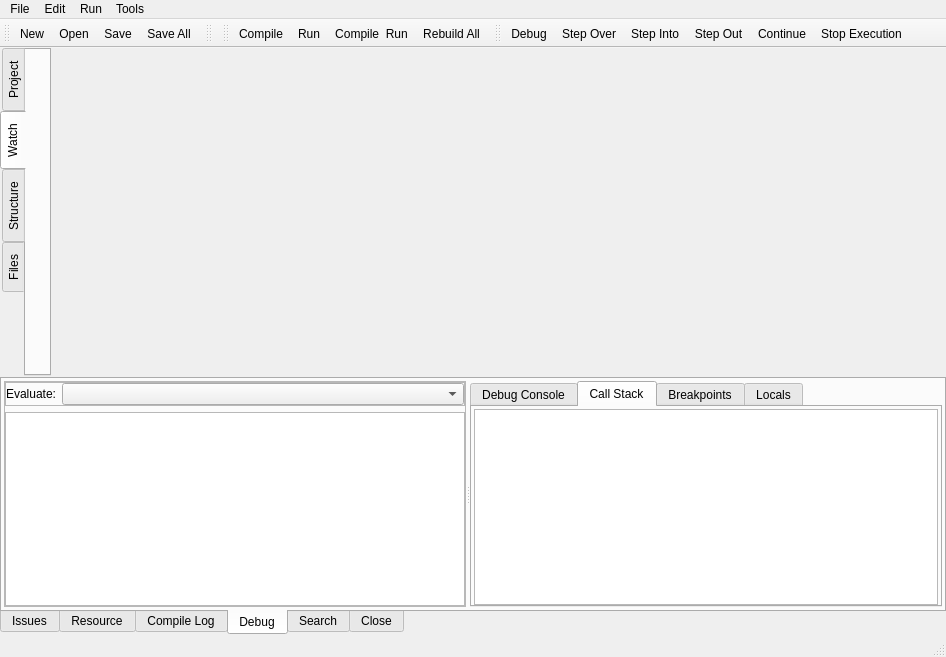
First picture: the form in RedPandaIDE/mainwindow.ui, repository royqh1979/RedPanda-CPP, before the edit.
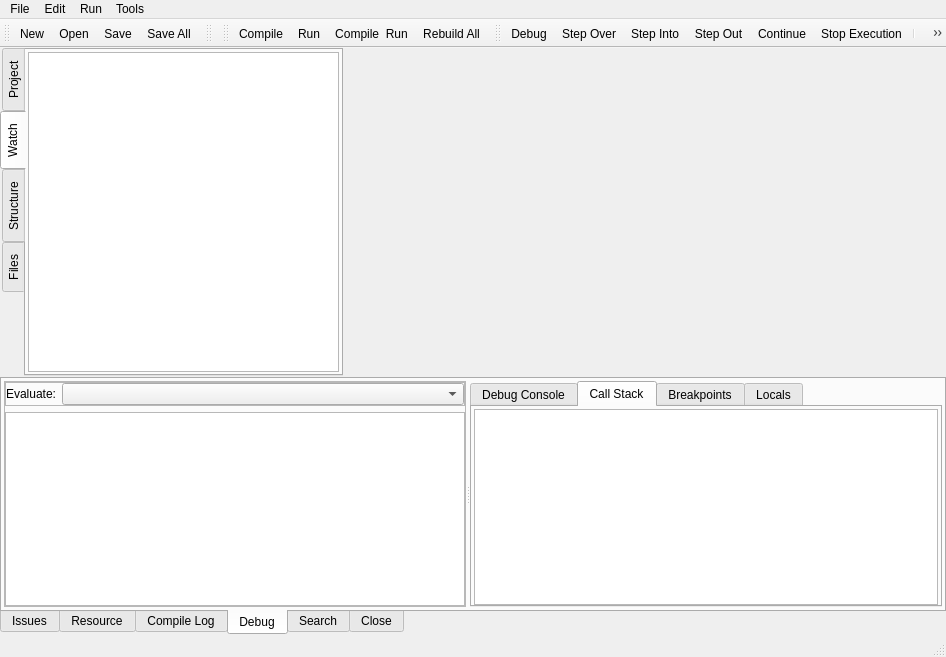
Second picture: the form after the edit. The open tabs and pages were chosen to show the change. Icons and pictures are not drawn. Custom widgets are drawn as their Qt base class.

```diff
--- a/RedPandaIDE/mainwindow.ui
+++ b/RedPandaIDE/mainwindow.ui
@@ -99,6 +99,33 @@
             <attribute name="title">
              <string>Watch</string>
             </attribute>
+            <layout class="QHBoxLayout" name="horizontalLayout_10">
+             <property name="leftMargin">
+              <number>2</number>
+             </property>
+             <property name="topMargin">
+              <number>2</number>
+             </property>
+             <property name="rightMargin">
+              <number>2</number>
+             </property>
+             <property name="bottomMargin">
+              <number>2</number>
+             </property>
+             <item>
+              <widget class="QTreeView" name="watchView">
+               <property name="editTriggers">
+                <set>QAbstractItemView::NoEditTriggers</set>
+               </property>
+               <property name="wordWrap">
+                <bool>true</bool>
+               </property>
+               <attribute name="headerVisible">
+                <bool>false</bool>
+               </attribute>
+              </widget>
+             </item>
+            </layout>
            </widget>
            <widget class="QWidget" name="tabStructure">
             <attribute name="title">
@@ -629,6 +656,12 @@
    <property name="windowTitle">
     <string>toolBar</string>
    </property>
+   <property name="iconSize">
+    <size>
+     <width>24</width>
+     <height>24</height>
+    </size>
+   </property>
    <attribute name="toolBarArea">
     <enum>TopToolBarArea</enum>
    </attribute>
@@ -641,6 +674,8 @@
    <addaction name="actionStep_Out"/>
    <addaction name="actionContinue"/>
    <addaction name="actionStop_Execution"/>
+   <addaction name="separator"/>
+   <addaction name="actionAdd_Watch"/>
   </widget>
   <action name="actionNew">
    <property name="icon">
@@ -1003,6 +1038,16 @@
     <string>F4</string>
    </property>
   </action>
+  <action name="actionAdd_Watch">
+   <property name="icon">
+    <iconset>
+     <normalon>:/icons/images/newlook24/088-watch.png</normalon>
+    </iconset>
+   </property>
+   <property name="text">
+    <string>Add Watch...</string>
+   </property>
+  </action>
  </widget>
  <customwidgets>
   <customwidget>
```
Left out of the diff: 21 changed lines with no effect on the pictures.
